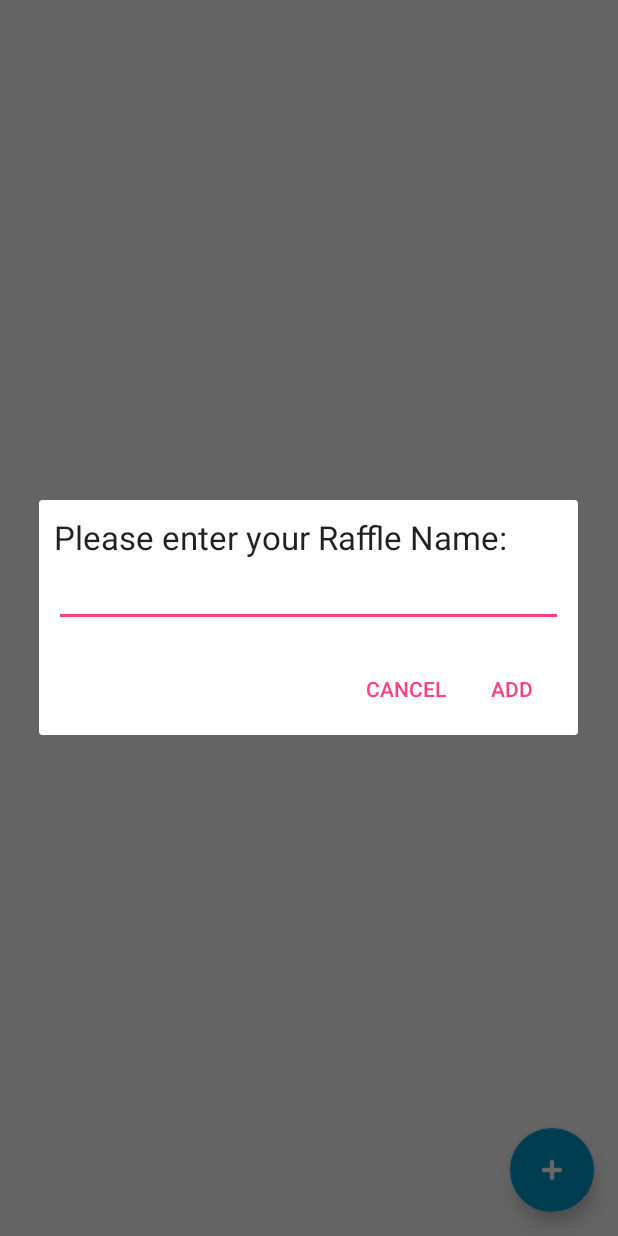
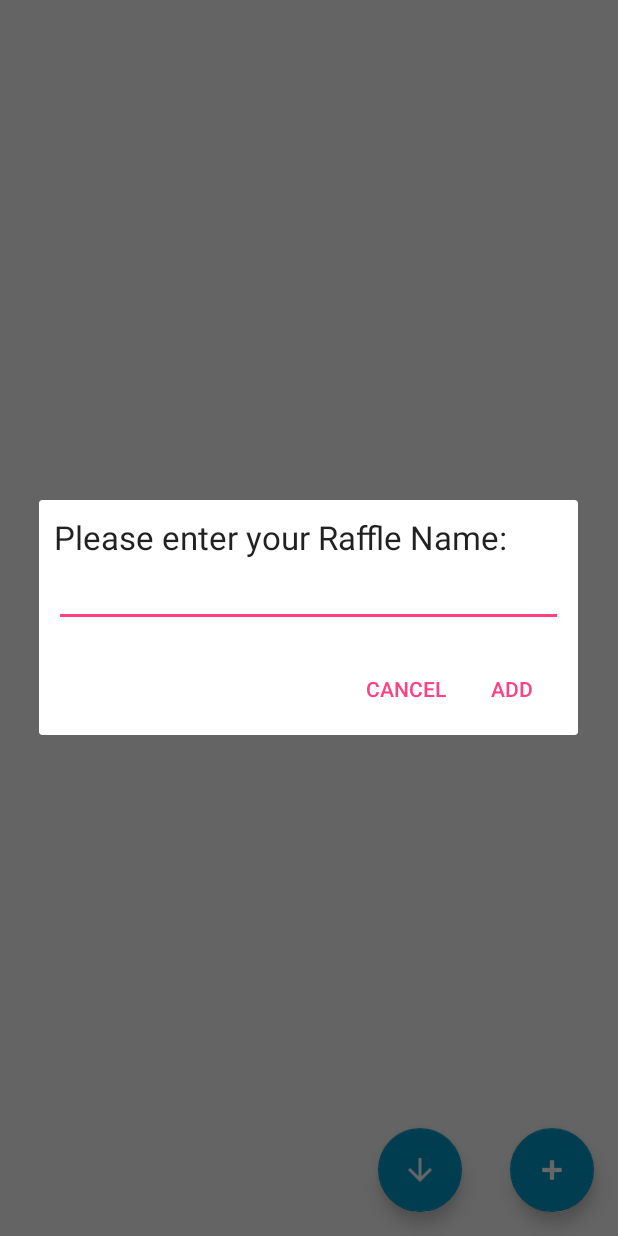
Before and after one commit to chesterc314/raffle-creator, an Android app: the MainActivity screen opened directly, with no data from a screen before it, after a tap on an icon or button, on a phone screen of 412 x 824 dp. Run offline under Robolectric (Android 15) with nearby library versions, the light colour scheme and no system bars; libraries missing offline, so code that uses them is left out: org.funktionale.option; 7 statements that could not run were skipped.

Commit message:
PremiumRC: added import raw raffle

```diff
--- a/app/build.gradle
+++ b/app/build.gradle
@@ -10,7 +10,7 @@ android {
         applicationId "co.za.chester.rafflecreator.rafflecreator"
         minSdkVersion 19
         targetSdkVersion 26
-        versionCode 4
+        versionCode 1
         versionName "2.2"
         testInstrumentationRunner "android.support.test.runner.AndroidJUnitRunner"
     }
@@ -24,7 +24,7 @@ android {
 
 dependencies {
     implementation fileTree(dir: 'libs', include: ['*.jar'])
-    implementation"org.jetbrains.kotlin:kotlin-stdlib-jre7:$kotlin_version"
+    implementation "org.jetbrains.kotlin:kotlin-stdlib-jre7:$kotlin_version"
     implementation 'com.android.support:appcompat-v7:26.1.0'
     implementation 'com.android.support.constraint:constraint-layout:1.0.2'
     implementation 'com.android.support:design:26.1.0'
--- a/app/src/main/res/layout/activity_main.xml
+++ b/app/src/main/res/layout/activity_main.xml
@@ -13,7 +13,9 @@
         android:layout_height="match_parent"
         android:layout_alignParentStart="true"
         android:layout_alignParentTop="true"
-        android:scrollbars="vertical" />
+        android:scrollbars="vertical" >
+
+    </android.support.v7.widget.RecyclerView>
 
     <android.support.design.widget.FloatingActionButton
         android:id="@+id/fabAddRaffle"
@@ -29,4 +31,19 @@
         app:backgroundTint="@android:color/holo_blue_dark"
         app:srcCompat="@android:drawable/ic_input_add"
         android:focusable="true" />
+
+    <android.support.design.widget.FloatingActionButton
+        android:id="@+id/fabImportRaffle"
+        android:layout_width="wrap_content"
+        android:layout_height="wrap_content"
+        android:layout_alignParentBottom="true"
+        android:layout_marginEnd="32dp"
+        android:layout_marginBottom="16dp"
+        android:layout_toStartOf="@+id/fabAddRaffle"
+        android:clickable="true"
+        android:focusable="true"
+        android:onClick="importRaffle"
+        android:tint="@android:color/background_light"
+        app:backgroundTint="@android:color/holo_blue_dark"
+        app:srcCompat="@mipmap/import_raffle" />
 </RelativeLayout>
```
Also changed, not shown: app/src/main/AndroidManifest.xml (+4 -3 lines), app/src/main/java/co/za/chester/rafflecreator/rafflecreator/MainActivity.kt (+49 -6 lines), app/src/main/java/co/za/chester/rafflecreator/rafflecreator/domain/Raffle.kt (+19 -4 lines), app/src/main/res/layout/raffle_import_prompt.xml (added, +25 -0 lines), app/src/main/res/mipmap/import_raffle.png (added).
